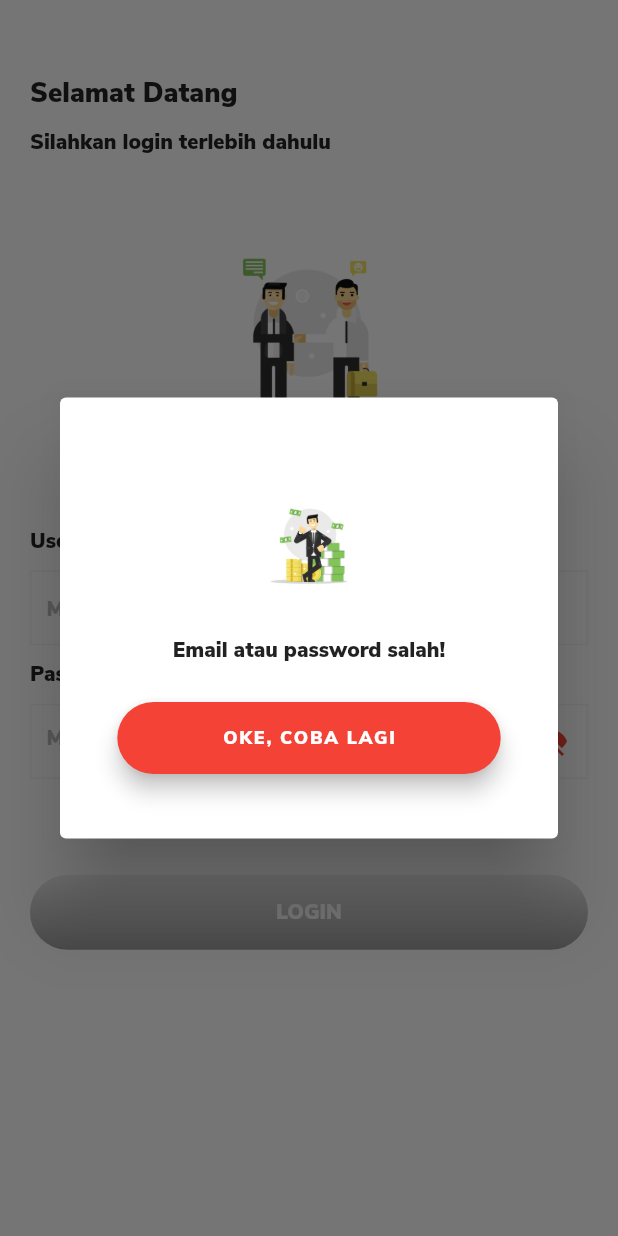
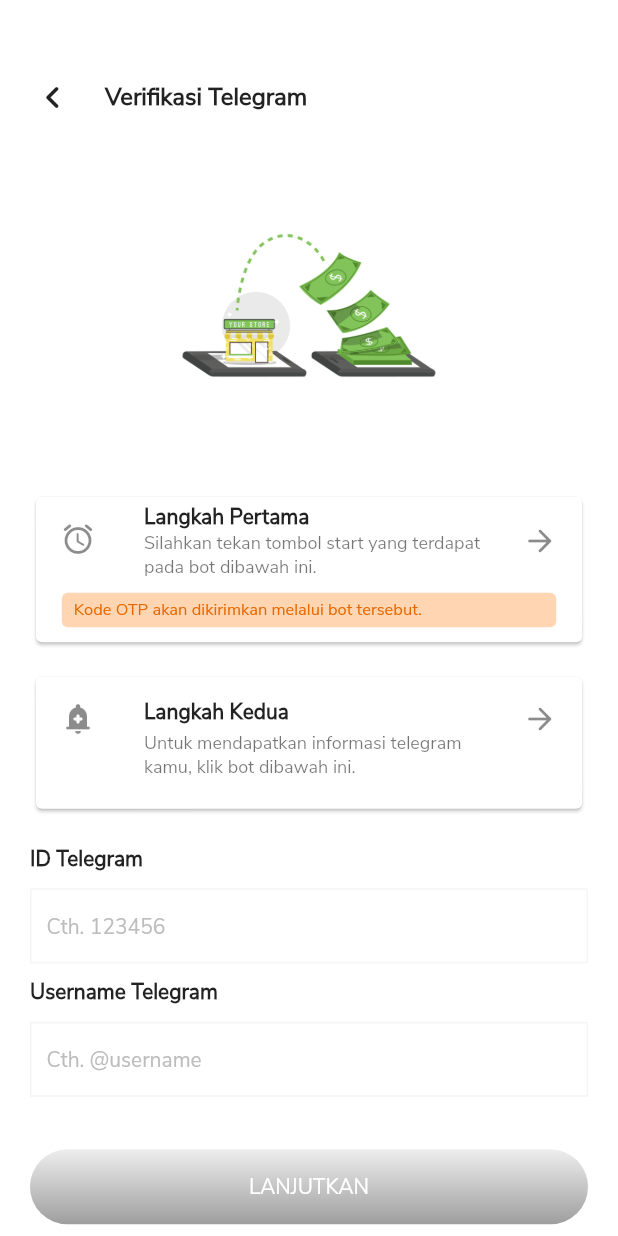
Before and after one commit to fahrulazimi/project, a Flutter app: the LoginPage screen opened directly, after a tap on "LOGIN", on a phone screen of 412 x 824 dp. Run offline on Flutter 3.47's test engine with Material 2 defaults, Android fonts, the phone set to English and light mode, and no system bars; our stand-ins replace introduction_screen.

Commit message:
update verif tele & dialog

```diff
--- a/lib/login_page.dart
+++ b/lib/login_page.dart
@@ -2,6 +2,7 @@ import 'package:flutter/material.dart';
 import 'package:project/home.dart';
 import 'package:project/layout.dart';
 import 'package:project/dialog.dart';
+import 'package:project/verif_tele.dart';
 
 class LoginPage extends StatefulWidget {
   @override
@@ -120,13 +121,13 @@ class _LoginPageState extends State<LoginPage> {
                                         _passwordVisible
                                             ? Icons.visibility
                                             : Icons.visibility_off,
-                                        color: Colors.red),
+                                        color: Color(0xffC43D39)),
                                     onPressed: () {
                                       setState(() {
                                         _passwordVisible = !_passwordVisible;
                                       });
                                     },
-                                    color: Colors.red,
+                                    color: Color(0xffC43D39),
                                   ),
                                 )),
                           ),
@@ -143,7 +144,7 @@ class _LoginPageState extends State<LoginPage> {
                               fontFamily: "NunitoSans",
                               fontSize: 14,
                               fontWeight: FontWeight.w700,
-                              color: Colors.red),
+                              color: Color(0xffC43D39)),
                         ),
                       ),
                     ),
@@ -163,7 +164,7 @@ class _LoginPageState extends State<LoginPage> {
                               begin: Alignment.bottomCenter,
                               end: Alignment.topCenter,
                               colors: _btnEnabled
-                                  ? [Colors.red, Colors.red]
+                                  ? [Color(0xffC43D39), Color(0xffC43D39)]
                                   : [Colors.grey, Colors.grey[200]]),
                         ),
                         child: Center(
@@ -175,18 +176,19 @@ class _LoginPageState extends State<LoginPage> {
                               color: Colors.white),
                         )),
                       ),
+                      // onTap: () {
+                      //   showDialog(
+                      //       context: context,
+                      //       builder: (BuildContext context) {
+                      //         return OnErrorDialog();
+                      //       });
+                      // }
                       onTap: () {
-                        showDialog(
-                            context: context,
-                            builder: (BuildContext context) {
-                              return OnErrorDialog();
-                            });
-                      }
-                      // onTap: () {
-                      //   Navigator.pushReplacement(context,
-                      //       MaterialPageRoute(builder: (context) => Home()));
-                      // }
-                      )
+                        Navigator.pushReplacement(
+                            context,
+                            MaterialPageRoute(
+                                builder: (context) => VerifTelegram()));
+                      })
                 ],
               ),
             ],
@@ -226,7 +228,7 @@ class _LoginPageState extends State<LoginPage> {
                   style: TextStyle(
                       fontFamily: "NunitoSans",
                       fontSize: 15,
-                      color: Colors.red,
+                      color: Color(0xffC43D39),
                       fontWeight: FontWeight.w700),
                 ),
                 SizedBox(
--- /dev/null
+++ b/lib/verif_tele.dart
@@ -0,0 +1,223 @@
+import 'package:flutter/material.dart';
+import 'package:project/dialog.dart';
+import 'package:project/layout.dart';
+import 'package:project/login_page.dart';
+
+class VerifTelegram extends StatefulWidget {
+  @override
+  _VerifTelegramState createState() => _VerifTelegramState();
+}
+
+class _VerifTelegramState extends State<VerifTelegram> {
+  final formKey = GlobalKey<FormState>();
+
+  String _idtele, _usertele;
+  bool _btnEnabled = false;
+
+  @override
+  Widget build(BuildContext context) {
+    SizeConfig().init(context);
+    return Scaffold(
+      backgroundColor: Colors.white,
+      body: SingleChildScrollView(
+        child: Container(
+          padding: EdgeInsets.only(left: 20, right: 20),
+          child: Column(
+            crossAxisAlignment: CrossAxisAlignment.start,
+            children: <Widget>[
+              SizedBox(
+                height: 50,
+              ),
+              GestureDetector(
+                  child: Container(
+                    child: Row(
+                      mainAxisAlignment: MainAxisAlignment.start,
+                      children: <Widget>[
+                        Icon(
+                          Icons.navigate_before_rounded,
+                          size: 30,
+                        ),
+                        SizedBox(
+                          width: 20,
+                        ),
+                        Text("Verifikasi Telegram",
+                            style: TextStyle(
+                                fontFamily: "NunitoSans",
+                                fontSize: 16,
+                                fontWeight: FontWeight.w700))
+                      ],
+                    ),
+                  ),
+                  onTap: () {
+                    Navigator.pushReplacement(context,
+                        MaterialPageRoute(builder: (context) => LoginPage()));
+                  }),
+              Image.asset(
+                "assets/images/intro5.png",
+                width: SizeConfig.blockHorizontal * 100,
+                height: SizeConfig.blockVertical * 30,
+              ),
+              Card(
+                child: Column(
+                  children: <Widget>[
+                    ListTile(
+                      leading: Icon(Icons.access_alarm_rounded),
+                      title: Text(
+                        "Langkah Pertama",
+                        style: TextStyle(
+                            fontFamily: "NunitoSans",
+                            fontSize: 14,
+                            fontWeight: FontWeight.w700),
+                      ),
+                      subtitle: Text(
+                        "Silahkan tekan tombol start yang terdapat pada bot dibawah ini.",
+                        style:
+                            TextStyle(fontFamily: "NunitoSans", fontSize: 12),
+                      ),
+                      trailing: Icon(Icons.arrow_forward_rounded),
+                      onTap: () {},
+                    ),
+                    SizedBox(
+                      height: 5,
+                    ),
+                    Container(
+                        width: SizeConfig.blockHorizontal * 80,
+                        decoration: BoxDecoration(
+                            color: Color(0xffFFD5B2),
+                            borderRadius: BorderRadius.circular(4)),
+                        padding: EdgeInsets.fromLTRB(8, 4, 8, 4),
+                        child: Text(
+                            "Kode OTP akan dikirimkan melalui bot tersebut.",
+                            style: TextStyle(
+                                fontFamily: "NunitoSans",
+                                color: Color(0xffE86800),
+                                fontSize: 11))),
+                    SizedBox(
+                      height: 10,
+                    ),
+                  ],
+                ),
+              ),
+              SizedBox(
+                height: 15,
+              ),
+              Card(
+                child: ListTile(
+                  leading: Icon(Icons.add_alert_rounded),
+                  title: Text(
+                    "Langkah Kedua",
+                    style: TextStyle(
+                        fontFamily: "NunitoSans",
+                        fontSize: 14,
+                        fontWeight: FontWeight.w700),
+                  ),
+                  subtitle: Text(
+                    "Untuk mendapatkan informasi telegram kamu, klik bot dibawah ini.",
+                    style: TextStyle(fontFamily: "NunitoSans", fontSize: 12),
+                  ),
+                  isThreeLine: true,
+                  trailing: Icon(Icons.arrow_forward_rounded),
+                  onTap: () {},
+                ),
+              ),
+              SizedBox(
+                height: 20,
+              ),
+              Form(
+                key: formKey,
+                onChanged: () => setState(
+                    () => _btnEnabled = formKey.currentState.validate()),
+                child: Column(
+                  crossAxisAlignment: CrossAxisAlignment.start,
+                  children: <Widget>[
+                    Text(
+                      "ID Telegram",
+                      style: TextStyle(
+                          fontFamily: "NunitoSans",
+                          fontSize: 14,
+                          fontWeight: FontWeight.w700),
+                    ),
+                    Container(
+                      padding: EdgeInsets.only(left: 10),
+                      margin: EdgeInsets.fromLTRB(0, 10, 0, 10),
+                      decoration: BoxDecoration(
+                        border: Border.all(color: Colors.grey[100]),
+                      ),
+                      child: TextFormField(
+                        onSaved: (input) => _idtele = input,
+                        decoration: InputDecoration(
+                            border: InputBorder.none,
+                            hintText: "Cth. 123456",
+                            hintStyle: TextStyle(
+                                fontFamily: "NunitoSans",
+                                fontSize: 14,
+                                color: Colors.grey[400])),
+                      ),
+                    ),
+                    Text(
+                      "Username Telegram",
+                      style: TextStyle(
+                          fontFamily: "NunitoSans",
+                          fontSize: 14,
+                          fontWeight: FontWeight.w700),
+                    ),
+                    Container(
+                        padding: EdgeInsets.only(left: 10),
+                        margin: EdgeInsets.fromLTRB(0, 10, 0, 10),
+                        decoration: BoxDecoration(
+                          border: Border.all(color: Colors.grey[100]),
+                        ),
+                        child: TextFormField(
+                            onSaved: (input) => _usertele = input,
+                            decoration: InputDecoration(
+                              border: InputBorder.none,
+                              hintText: "Cth. @username",
+                              hintStyle: TextStyle(
+                                  fontFamily: "NunitoSans",
+                                  fontSize: 14,
+                                  color: Colors.grey[400]),
+                            ))),
+                  ],
+                ),
+              ),
+              SizedBox(
+                height: 25,
+              ),
+              GestureDetector(
+                  child: Container(
+                    height: 50,
+                    decoration: BoxDecoration(
+                      borderRadius: BorderRadius.circular(25),
+                      gradient: LinearGradient(
+                          begin: Alignment.bottomCenter,
+                          end: Alignment.topCenter,
+                          colors: _btnEnabled
+                              ? [Color(0xffC43D39), Color(0xffC43D39)]
+                              : [Colors.grey, Colors.grey[200]]),
+                    ),
+                    child: Center(
+                        child: Text(
+                      "LANJUTKAN",
+                      style: TextStyle(
+                          fontFamily: "NunitoSans",
+                          fontSize: 14,
+                          color: Colors.white),
+                    )),
+                  ),
+                  onTap: () {
+                    showDialog(
+                        context: context,
+                        builder: (BuildContext context) {
+                          return OnErrorTeleDialog();
+                        });
+                  }),
+              SizedBox(
+                height: 25,
+              ),
+            ],
+          ),
+        ),
+      ),
+    );
+  }
+}
--- a/pubspec.yaml
+++ b/pubspec.yaml
@@ -55,7 +55,7 @@ flutter:
   fonts:
     - family: NunitoSans
       fonts:
-        - asset: assets/fonts/NunitoSans-Black.ttf
+        - asset: assets/fonts/NunitoSans-Regular.ttf
 
   #   - family: Trajan Pro
   #     fonts:
```
Also changed, not shown: lib/dialog.dart (+146 -7 lines), assets/fonts/NunitoSans-Regular.ttf (added).
